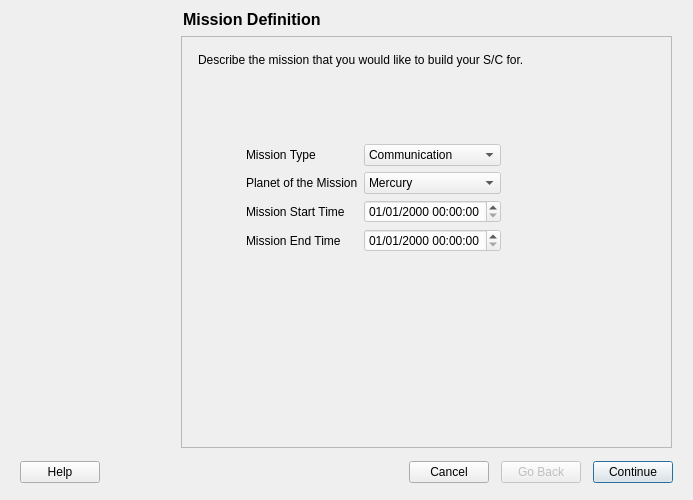
Qt form sta-src/SEM/SEMWizard.ui (Dwarf-Planet-Project/SpaceDesignTool) before a commit.
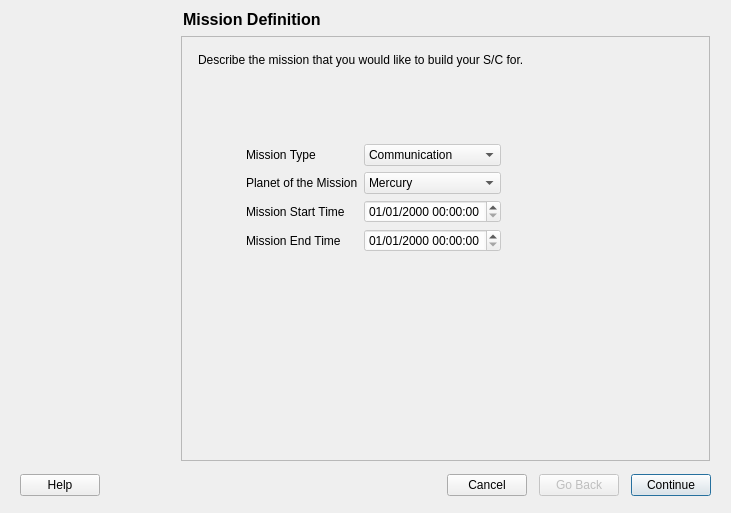
The same form after that commit. Icons and pictures are not drawn.

Commit message: Updating SEM GUIs with Ozgun

```diff
--- a/sta-src/SEM/SEMWizard.ui
+++ b/sta-src/SEM/SEMWizard.ui
@@ -6,8 +6,8 @@
    <rect>
     <x>0</x>
     <y>0</y>
-    <width>693</width>
-    <height>500</height>
+    <width>731</width>
+    <height>513</height>
    </rect>
   </property>
   <property name="windowTitle">
```
Left out of the diff: 174 changed lines with no effect on the pictures. The commit also changes 1 other file.
